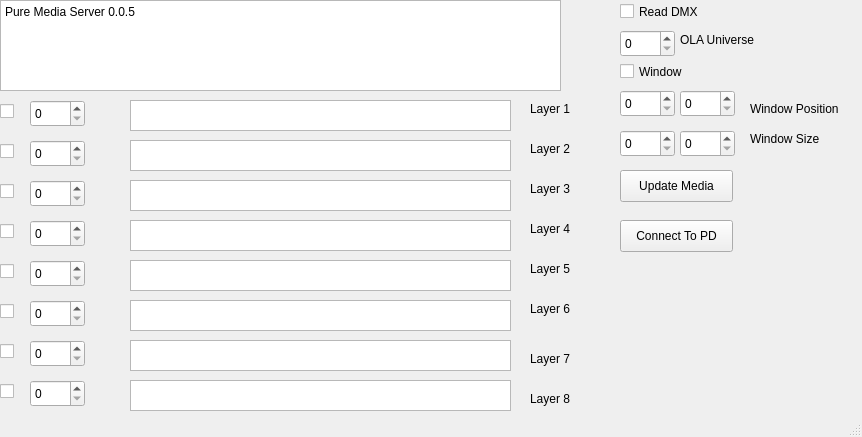
Qt form PureMediaServer.ui (TimoteusRuotsalainen/puremediaserver) before a commit.
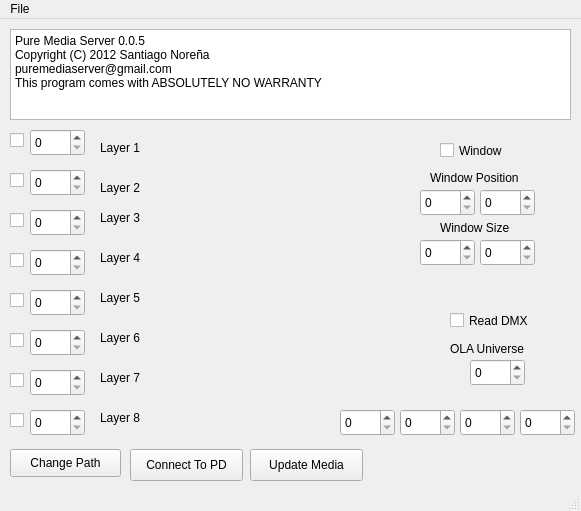
The same form after that commit.

Commit message: - Añadido menu para cargar y guardar configuración - El botón ConnectToPD ahora remanda la configuración tras conectar - Pequeños errores de inicialización en Pure Data

What changed in the file:
```diff
--- a/PureMediaServer.ui
+++ b/PureMediaServer.ui
@@ -6,8 +6,8 @@
    <rect>
     <x>0</x>
     <y>0</y>
-    <width>862</width>
-    <height>437</height>
+    <width>581</width>
+    <height>511</height>
    </rect>
   </property>
   <property name="windowTitle">
@@ -17,21 +17,24 @@
    <widget class="QPlainTextEdit" name="textEdit">
     <property name="geometry">
      <rect>
-      <x>0</x>
-      <y>0</y>
+      <x>10</x>
+      <y>10</y>
       <width>561</width>
       <height>91</height>
      </rect>
     </property>
     <property name="plainText">
-     <string>Pure Media Server 0.0.5</string>
+     <string>Pure Media Server 0.0.5
+Copyright (C) 2012 Santiago Noreña  
+puremediaserver@gmail.com
+This program comes with ABSOLUTELY NO WARRANTY</string>
     </property>
    </widget>
    <widget class="QPushButton" name="updateButton">
     <property name="geometry">
      <rect>
-      <x>620</x>
-      <y>170</y>
+      <x>250</x>
+      <y>430</y>
       <width>113</width>
       <height>32</height>
      </rect>
@@ -43,8 +46,8 @@
    <widget class="QPushButton" name="connectPDButton">
     <property name="geometry">
      <rect>
-      <x>620</x>
-      <y>220</y>
+      <x>130</x>
+      <y>430</y>
       <width>113</width>
       <height>32</height>
      </rect>
@@ -56,8 +59,8 @@
    <widget class="QCheckBox" name="layer1Check">
     <property name="geometry">
      <rect>
-      <x>0</x>
-      <y>100</y>
+      <x>10</x>
+      <y>110</y>
       <width>87</width>
       <height>23</height>
      </rect>
@@ -69,8 +72,8 @@
    <widget class="QCheckBox" name="layer2Check">
     <property name="geometry">
      <rect>
-      <x>0</x>
-      <y>140</y>
+      <x>10</x>
+      <y>150</y>
       <width>87</width>
       <height>23</height>
      </rect>
@@ -82,8 +85,8 @@
    <widget class="QCheckBox" name="layer3Check">
     <property name="geometry">
      <rect>
-      <x>0</x>
-      <y>180</y>
+      <x>10</x>
+      <y>190</y>
       <width>87</width>
       <height>23</height>
      </rect>
@@ -95,8 +98,8 @@
    <widget class="QCheckBox" name="layer4Check">
     <property name="geometry">
      <rect>
-      <x>0</x>
-      <y>220</y>
+      <x>10</x>
+      <y>230</y>
       <width>87</width>
       <height>23</height>
      </rect>
@@ -108,8 +111,8 @@
    <widget class="QCheckBox" name="layer5Check">
     <property name="geometry">
      <rect>
-      <x>0</x>
-      <y>260</y>
+      <x>10</x>
+      <y>270</y>
       <width>87</width>
       <height>23</height>
      </rect>
@@ -121,8 +124,8 @@
    <widget class="QCheckBox" name="layer6Check">
     <property name="geometry">
      <rect>
-      <x>0</x>
-      <y>300</y>
+      <x>10</x>
+      <y>310</y>
       <width>87</width>
       <height>23</height>
      </rect>
@@ -134,8 +137,8 @@
    <widget class="QCheckBox" name="layer7Check">
     <property name="geometry">
      <rect>
-      <x>0</x>
-      <y>340</y>
+      <x>10</x>
+      <y>350</y>
       <width>87</width>
       <height>23</height>
      </rect>
@@ -147,8 +150,8 @@
    <widget class="QCheckBox" name="layer8Check">
     <property name="geometry">
      <rect>
-      <x>0</x>
-      <y>380</y>
+      <x>10</x>
+      <y>390</y>
       <width>87</width>
       <height>23</height>
      </rect>
@@ -161,7 +164,7 @@
     <property name="geometry">
      <rect>
       <x>30</x>
-      <y>100</y>
+      <y>110</y>
       <width>55</width>
       <height>27</height>
      </rect>
@@ -174,7 +177,7 @@
     <property name="geometry">
      <rect>
       <x>30</x>
-      <y>140</y>
+      <y>150</y>
       <width>55</width>
       <height>27</height>
      </rect>
@@ -187,7 +190,7 @@
     <property name="geometry">
      <rect>
       <x>30</x>
-      <y>180</y>
+      <y>190</y>
       <width>55</width>
       <height>27</height>
      </rect>
@@ -200,7 +203,7 @@
     <property name="geometry">
      <rect>
       <x>30</x>
-      <y>220</y>
+      <y>230</y>
       <width>55</width>
       <height>27</height>
      </rect>
@@ -213,7 +216,7 @@
     <property name="geometry">
      <rect>
       <x>30</x>
-      <y>260</y>
+      <y>270</y>
       <width>55</width>
       <height>27</height>
      </rect>
@@ -226,7 +229,7 @@
     <property name="geometry">
      <rect>
       <x>30</x>
-      <y>300</y>
+      <y>310</y>
       <width>55</width>
       <height>27</height>
      </rect>
@@ -239,7 +242,7 @@
     <property name="geometry">
      <rect>
       <x>30</x>
-      <y>340</y>
+      <y>350</y>
       <width>55</width>
       <height>27</height>
      </rect>
@@ -252,7 +255,7 @@
     <property name="geometry">
      <rect>
       <x>30</x>
-      <y>380</y>
+      <y>390</y>
       <width>55</width>
       <height>27</height>
      </rect>
@@ -264,8 +267,8 @@
    <widget class="QCheckBox" name="readDMX">
     <property name="geometry">
      <rect>
-      <x>620</x>
-      <y>0</y>
+      <x>450</x>
+      <y>290</y>
       <width>87</width>
       <height>23</height>
      </rect>
@@ -277,8 +280,8 @@
    <widget class="QSpinBox" name="universe">
     <property name="geometry">
      <rect>
-      <x>620</x>
-      <y>30</y>
+      <x>470</x>
+      <y>340</y>
       <width>55</width>
       <height>27</height>
      </rect>
@@ -287,8 +290,8 @@
    <widget class="QSpinBox" name="winpositionx">
     <property name="geometry">
      <rect>
-      <x>620</x>
-      <y>90</y>
+      <x>420</x>
+      <y>170</y>
       <width>55</width>
       <height>27</height>
      </rect>
@@ -300,8 +303,8 @@
    <widget class="QLabel" name="label">
     <property name="geometry">
      <rect>
-      <x>680</x>
-      <y>30</y>
+      <x>450</x>
+      <y>320</y>
       <width>91</width>
       <height>20</height>
      </rect>
@@ -313,8 +316,8 @@
    <widget class="QLabel" name="label_2">
     <property name="geometry">
      <rect>
-      <x>750</x>
-      <y>100</y>
+      <x>430</x>
+      <y>150</y>
       <width>101</width>
       <height>17</height>
      </rect>
@@ -323,91 +326,11 @@
      <string>Window Position</string>
     </property>
    </widget>
-   <widget class="QTextBrowser" name="textBrowser">
-    <property name="geometry">
-     <rect>
-      <x>130</x>
-      <y>100</y>
-      <width>381</width>
-      <height>31</height>
-     </rect>
-    </property>
-   </widget>
-   <widget class="QTextBrowser" name="textBrowser_2">
-    <property name="geometry">
-     <rect>
-      <x>130</x>
-      <y>140</y>
-      <width>381</width>
-      <height>31</height>
-     </rect>
-    </property>
-   </widget>
-   <widget class="QTextBrowser" name="textBrowser_3">
-    <property name="geometry">
-     <rect>
-      <x>130</x>
-      <y>180</y>
-      <width>381</width>
-      <height>31</height>
-     </rect>
-    </property>
-   </widget>
-   <widget class="QTextBrowser" name="textBrowser_4">
-    <property name="geometry">
-     <rect>
-      <x>130</x>
-      <y>220</y>
-      <width>381</width>
-      <height>31</height>
-     </rect>
-    </property>
-   </widget>
-   <widget class="QTextBrowser" name="textBrowser_5">
-    <property name="geometry">
-     <rect>
-      <x>130</x>
-      <y>260</y>
-      <width>381</width>
-      <height>31</height>
-     </rect>
-    </property>
-   </widget>
-   <widget class="QTextBrowser" name="textBrowser_6">
-    <property name="geometry">
-     <rect>
-      <x>130</x>
-      <y>300</y>
-      <width>381</width>
-      <height>31</height>
-     </rect>
-    </property>
-   </widget>
-   <widget class="QTextBrowser" name="textBrowser_7">
-    <property name="geometry">
-     <rect>
-      <x>130</x>
-      <y>340</y>
-      <width>381</width>
-      <height>31</height>
-     </rect>
-    </property>
-   </widget>
-   <widget class="QTextBrowser" name="textBrowser_8">
-    <property name="geometry">
-     <rect>
-      <x>130</x>
-      <y>380</y>
-      <width>381</width>
-      <height>31</height>
-     </rect>
-    </property>
-   </widget>
    <widget class="QSpinBox" name="winpositiony">
     <property name="geometry">
      <rect>
-      <x>680</x>
-      <y>90</y>
+      <x>480</x>
+      <y>170</y>
       <width>55</width>
       <height>27</height>
      </rect>
@@ -419,8 +342,8 @@
    <widget class="QSpinBox" name="winsizey">
     <property name="geometry">
      <rect>
-      <x>680</x>
-      <y>130</y>
+      <x>480</x>
+      <y>220</y>
       <width>55</width>
       <height>27</height>
      </rect>
@@ -432,8 +355,8 @@
    <widget class="QLabel" name="label_3">
     <property name="geometry">
      <rect>
-      <x>750</x>
-      <y>130</y>
+      <x>440</x>
+      <y>200</y>
       <width>101</width>
       <height>17</height>
      </rect>
@@ -445,12 +368,15 @@
    <widget class="QSpinBox" name="winsizex">
     <property name="geometry">
      <rect>
-      <x>620</x>
-      <y>130</y>
+      <x>420</x>
+      <y>220</y>
       <width>55</width>
       <height>27</height>
      </rect>
     </property>
+    <property name="buttonSymbols">
+     <enum>QAbstractSpinBox::UpDownArrows</enum>
+    </property>
     <property name="maximum">
      <number>5000</number>
     </property>
@@ -458,8 +384,8 @@
    <widget class="QLabel" name="label_4">
     <property name="geometry">
      <rect>
-      <x>530</x>
-      <y>100</y>
+      <x>100</x>
+      <y>120</y>
       <width>59</width>
       <height>17</height>
      </rect>
@@ -471,8 +397,8 @@
    <widget class="QLabel" name="label_5">
     <property name="geometry">
      <rect>
-      <x>530</x>
-      <y>140</y>
+      <x>100</x>
+      <y>160</y>
       <width>59</width>
       <height>17</height>
      </rect>
@@ -484,8 +410,8 @@
    <widget class="QLabel" name="label_6">
     <property name="geometry">
      <rect>
-      <x>530</x>
-      <y>180</y>
+      <x>100</x>
+      <y>190</y>
       <width>59</width>
       <height>17</height>
      </rect>
@@ -497,8 +423,8 @@
    <widget class="QLabel" name="label_7">
     <property name="geometry">
      <rect>
-      <x>530</x>
-      <y>220</y>
+      <x>100</x>
+      <y>230</y>
       <width>59</width>
       <height>17</height>
      </rect>
@@ -510,8 +436,8 @@
    <widget class="QLabel" name="label_8">
     <property name="geometry">
      <rect>
-      <x>530</x>
-      <y>260</y>
+      <x>100</x>
+      <y>270</y>
       <width>59</width>
       <height>17</height>
      </rect>
@@ -523,8 +449,8 @@
    <widget class="QLabel" name="label_9">
     <property name="geometry">
      <rect>
-      <x>530</x>
-      <y>300</y>
+      <x>100</x>
+      <y>310</y>
       <width>59</width>
       <height>17</height>
      </rect>
@@ -536,7 +462,7 @@
    <widget class="QLabel" name="label_10">
     <property name="geometry">
      <rect>
-      <x>530</x>
+      <x>100</x>
       <y>350</y>
       <width>59</width>
       <height>17</height>
@@ -549,7 +475,7 @@
    <widget class="QLabel" name="label_11">
     <property name="geometry">
      <rect>
-      <x>530</x>
+      <x>100</x>
       <y>390</y>
       <width>59</width>
       <height>17</height>
@@ -562,8 +488,8 @@
    <widget class="QCheckBox" name="window">
     <property name="geometry">
      <rect>
-      <x>620</x>
-      <y>60</y>
+      <x>440</x>
+      <y>120</y>
       <width>87</width>
       <height>23</height>
      </rect>
@@ -572,8 +498,91 @@
      <string>Window</string>
     </property>
    </widget>
+   <widget class="QPushButton" name="ChangePath">
+    <property name="geometry">
+     <rect>
+      <x>10</x>
+      <y>430</y>
+      <width>111</width>
+      <height>28</height>
+     </rect>
+    </property>
+    <property name="text">
+     <string>Change Path</string>
+    </property>
+   </widget>
+   <widget class="QSpinBox" name="ipAddress1">
+    <property name="geometry">
+     <rect>
+      <x>340</x>
+      <y>390</y>
+      <width>55</width>
+      <height>27</height>
+     </rect>
+    </property>
+    <property name="maximum">
+     <number>254</number>
+    </property>
+   </widget>
+   <widget class="QSpinBox" name="ipAddress2">
+    <property name="geometry">
+     <rect>
+      <x>400</x>
+      <y>390</y>
+      <width>55</width>
+      <height>27</height>
+     </rect>
+    </property>
+    <property name="maximum">
+     <number>254</number>
+    </property>
+   </widget>
+   <widget class="QSpinBox" name="ipAddress3">
+    <property name="geometry">
+     <rect>
+      <x>460</x>
+      <y>390</y>
+      <width>55</width>
+      <height>27</height>
+     </rect>
+    </property>
+    <property name="maximum">
+     <number>254</number>
+    </property>
+   </widget>
+   <widget class="QSpinBox" name="ipAddress4">
+    <property name="geometry">
+     <rect>
+      <x>520</x>
+      <y>390</y>
+      <width>55</width>
+      <height>27</height>
+     </rect>
+    </property>
+    <property name="maximum">
+     <number>254</number>
+    </property>
+   </widget>
   </widget>
   <widget class="QStatusBar" name="statusBar"/>
+  <widget class="QMenuBar" name="menuBar">
+   <property name="geometry">
+    <rect>
+     <x>0</x>
+     <y>0</y>
+     <width>581</width>
+     <height>25</height>
+    </rect>
+   </property>
+   <widget class="QMenu" name="menuFile">
+    <property name="title">
+     <string>File</string>
+    </property>
+    <addaction name="actionOpen_conf"/>
+    <addaction name="actionSave_conf"/>
+   </widget>
+   <addaction name="menuFile"/>
+  </widget>
   <action name="actionExit">
    <property name="text">
     <string>Exit</string>
```
Left out of the diff: 31 changed lines with no effect on the pictures. The commit also changes 15 other files.
